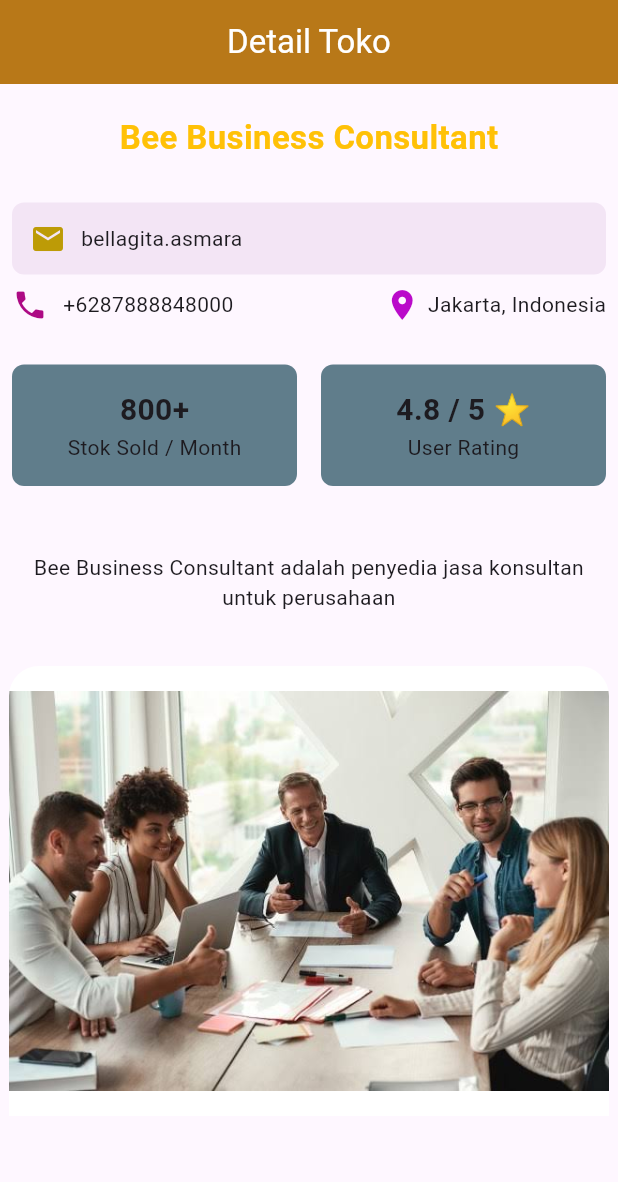
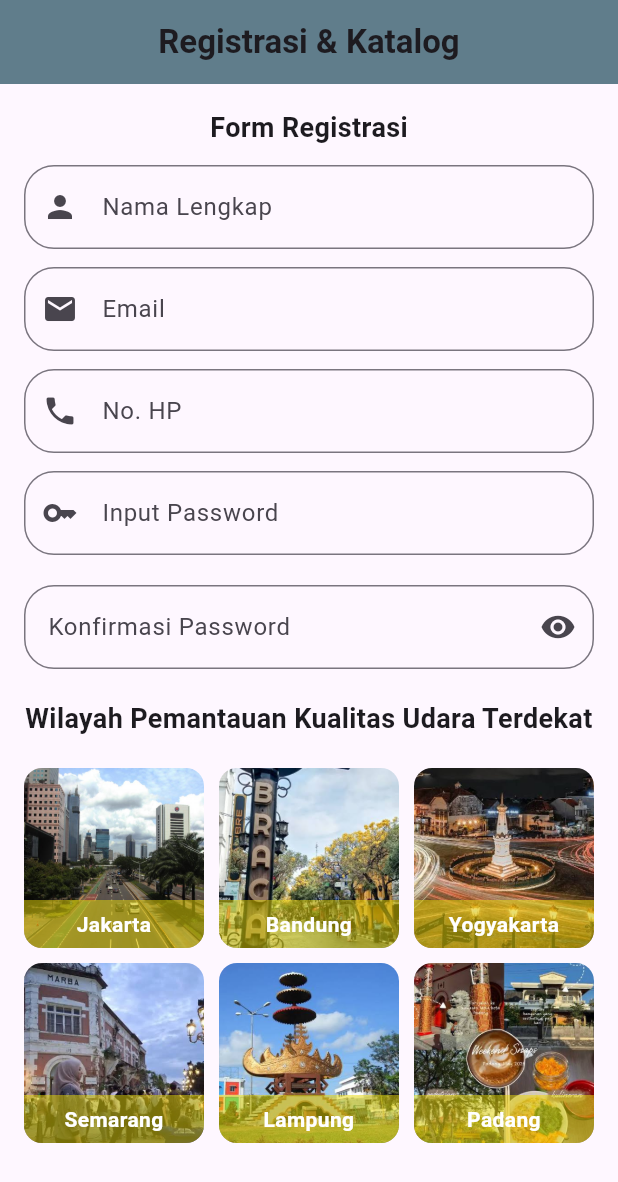
Before and after one commit to belladatascience/bella, a Flutter app: the screen it shows after launch, on a phone screen of 412 x 824 dp. Shown: the top 1182 px of the screen. Run offline on Flutter 3.47's test engine with Material 3 defaults, Android fonts, the phone set to English and light mode, and no system bars.

Commit message:
Tugas3Flutter

```diff
--- a/lib/day_6/tugas2.dart
+++ b/lib/day_6/tugas2.dart
@@ -23,7 +23,7 @@ appBar: AppBar(
                 style: TextStyle(
                   fontSize: 22,
                   fontWeight: FontWeight.bold,
-  color: Colors.amber,
+                  color: Color.fromARGB(255, 143, 112, 22),
                 ),
               ),
             ),
@@ -58,7 +58,10 @@ child: Row(
                   SizedBox(width: 10),
                   Text("+6287888848000"),
                   Spacer(),
-    Icon(Icons.location_on, color: Color.fromARGB(255, 186, 10, 202)),
+                  Icon(
+                    Icons.location_on,
+                    color: Color.fromARGB(255, 186, 10, 202),
+                  ),
                   SizedBox(width: 5),
                   Text("Jakarta, Indonesia"),
                 ],
@@ -81,7 +84,8 @@ children: [
 
                     child: Column(
                       children: const [
-  Text("800+",
+                        Text(
+                          "800+",
                           style: TextStyle(
                             fontSize: 20,
                             fontWeight: FontWeight.bold,
@@ -98,7 +102,7 @@ Expanded(
                     margin: const EdgeInsets.all(8),
                     padding: const EdgeInsets.all(16),
                     decoration: BoxDecoration(
-  color:Colors.blueGrey,
+                      color: Colors.blueGrey,
                       borderRadius: BorderRadius.circular(8),
                     ),
                     child: Column(
--- a/lib/main.dart
+++ b/lib/main.dart
@@ -1,13 +1,4 @@
-import 'package:bella/day_5/tugas_1.dart';
-import 'package:bella/day_5/layouting.dart';
-import 'package:bella/day_5/scaffold.dart';
-import 'package:bella/day_5/styling.dart';
-import 'package:bella/day_6/container.dart';
-import 'package:bella/day_6/expanded.dart';
-import 'package:bella/day_6/image.dart';
-import 'package:bella/day_6/layouting.dart';
-import 'package:bella/day_6/spacer.dart';
-import 'package:bella/day_6/tugas2.dart';
+import 'package:bella/tugas3flutter.dart';
 import 'package:flutter/material.dart';
 
 void main() {
@@ -40,7 +31,7 @@ class MyApp extends StatelessWidget {
         // tested with just a hot reload.
         colorScheme: .fromSeed(seedColor: Colors.deepPurple),
       ),
-      home: tugas2flutter(),
+      home: Tugas3Flutter(),
     );
   }
 }
@@ -123,16 +114,6 @@ class MyApp extends StatelessWidget {
 //         ),
 //       ),
 
-
-
-
-
-
-
-
-
-
-
 //       floatingActionButton: FloatingActionButton(
 //         onPressed: _incrementCounter,
 //         tooltip: 'Increment',
--- /dev/null
+++ b/lib/tugas3flutter.dart
@@ -0,0 +1,150 @@
+import 'package:flutter/material.dart';
+
+class Tugas3Flutter extends StatelessWidget {
+  const Tugas3Flutter({super.key});
+
+  @override
+  Widget build(BuildContext context) {
+    return Scaffold(
+      appBar: AppBar(
+        title: const Text(
+          "Registrasi & Katalog",
+          style: TextStyle(fontWeight: FontWeight.bold),
+        ),
+        backgroundColor: Colors.blueGrey,
+        centerTitle: true,
+      ),
+      body: SingleChildScrollView(
+        padding: const EdgeInsets.all(16),
+        child: Column(
+          children: [
+            const Text(
+              "Form Registrasi",
+              style: TextStyle(fontSize: 18, fontWeight: FontWeight.bold),
+            ),
+            const SizedBox(height: 12),
+
+            TextField(
+              decoration: InputDecoration(
+                prefixIcon: const Icon(Icons.person),
+                hintText: "Nama Lengkap",
+                border: OutlineInputBorder(
+                  borderRadius: BorderRadius.circular(20),
+                ),
+              ),
+            ),
+            const SizedBox(height: 12),
+            TextField(
+              decoration: InputDecoration(
+                prefixIcon: const Icon(Icons.email),
+                hintText: "Email",
+                border: OutlineInputBorder(
+                  borderRadius: BorderRadius.circular(20),
+                ),
+              ),
+            ),
+            const SizedBox(height: 12),
+            TextField(
+              keyboardType: TextInputType.phone,
+              decoration: InputDecoration(
+                prefixIcon: const Icon(Icons.phone),
+                hintText: "No. HP",
+                border: OutlineInputBorder(
+                  borderRadius: BorderRadius.circular(20),
+                ),
+              ),
+            ),
+            const SizedBox(height: 12),
+            TextField(
+              obscureText: true,
+              decoration: InputDecoration(
+                prefixIcon: const Icon(Icons.key),
+                hintText: "Input Password",
+                border: OutlineInputBorder(
+                  borderRadius: BorderRadius.circular(20),
+                ),
+              ),
+            ),
+            const SizedBox(height: 20),
+            TextField(
+              obscureText: true,
+              decoration: InputDecoration(
+                suffixIcon: const Icon(Icons.visibility),
+                labelText: "Konfirmasi Password",
+                hintText: "Masukkan Konfirmasi Password",
+                border: OutlineInputBorder(
+                  borderRadius: BorderRadius.circular(20),
+                ),
+              ),
+            ),
+
+            const SizedBox(height: 20),
+            const Text(
+              "Wilayah Pemantauan Kualitas Udara Terdekat",
+              style: TextStyle(fontSize: 18, fontWeight: FontWeight.bold),
+              textAlign: TextAlign.center,
+            ),
+            const SizedBox(height: 20),
+
+            GridView.count(
+              crossAxisCount: 3,
+              shrinkWrap: true,
+              physics: const NeverScrollableScrollPhysics(),
+              crossAxisSpacing: 10,
+              mainAxisSpacing: 10,
+              childAspectRatio: 1,
+              children: [
+                _wilayahCard("Jakarta", "assets/images/Jakarta.jpg"),
+                _wilayahCard("Bandung", "assets/images/Bandung.jpg"),
+                _wilayahCard("Yogyakarta", "assets/images/yogyakarta.jpg"),
+                _wilayahCard("Semarang", "assets/images/Semarang.jpg"),
+                _wilayahCard("Lampung", "assets/images/Lampung.jpg"),
+                _wilayahCard("Padang", "assets/images/Padang.jpg"),
+              ],
+            ),
+          ],
+        ),
+      ),
+    );
+  }
+
+  Widget _wilayahCard(String nama, String assetPath) {
+    return Stack(
+      fit: StackFit.expand,
+      children: [
+        ClipRRect(
+          borderRadius: BorderRadius.circular(12),
+          child: Image.asset(assetPath, fit: BoxFit.cover),
+        ),
+        Positioned(
+          bottom: 0,
+          left: 0,
+          right: 0,
+          child: Container(
+            padding: const EdgeInsets.symmetric(vertical: 6),
+            decoration: BoxDecoration(
+              color: const Color.fromARGB(
+                255,
+                235,
+                219,
+                4,
+              ).withValues(alpha: 0.5),
+              borderRadius: const BorderRadius.only(
+                bottomLeft: Radius.circular(12),
+                bottomRight: Radius.circular(12),
+              ),
+            ),
+            child: Text(
+              nama,
+              textAlign: TextAlign.center,
+              style: const TextStyle(
+                color: Colors.white,
+                fontWeight: FontWeight.w600,
+              ),
+            ),
+          ),
+        ),
+      ],
+    );
+  }
+}
--- a/pubspec.yaml
+++ b/pubspec.yaml
@@ -59,7 +59,7 @@ flutter:
 
   # To add assets to your application, add an assets section, like this:
   assets:
-    - assets/images/bisnis bella foto.jpg
+      - assets/images/
   #   - images/a_dot_ham.jpeg
 
   # An image asset can refer to one or more resolution-specific "variants", see
```
Also changed, not shown: lib/day_8/gridview.dart (added, +26 -0 lines), lib/day_8/listview.dart (added, +99 -0 lines), lib/day_8/main.dart (added, +84 -0 lines), lib/day_8/singlechildscrollview.dart (added, +47 -0 lines), lib/day_8/stack.dart (added, +52 -0 lines), lib/day_8/textfield.dart (added, +16 -0 lines), lib/day_8/tugas3.dart (added, +73 -0 lines), assets/images/Bandung.jpg (added), assets/images/Jakarta.jpg (added), assets/images/Lampung.jpg (added), assets/images/Padang.jpg (added), assets/images/Semarang.jpg (added), assets/images/yogyakarta.jpg (added). Lines whose indentation alone changed are shown as unchanged.
